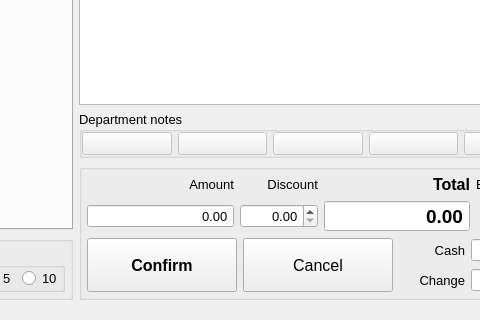
Before: the Qt Designer form App/Ui/OrderDialog0.ui in paolodestefani/pySagra, drawn with Qt 5; both pictures show x 628 to 1108 and y 176 to 496 of the 1205 by 496 pixel window.
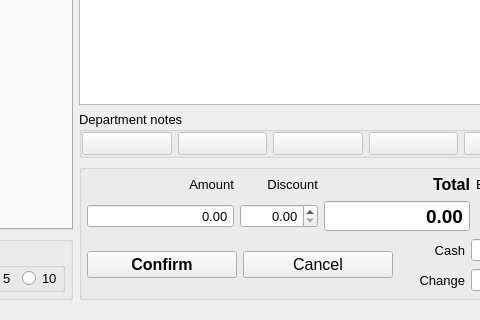
After: the same form once the commit is applied.

```diff
--- a/App/Ui/OrderDialog0.ui
+++ b/App/Ui/OrderDialog0.ui
@@ -930,12 +930,6 @@
                <layout class="QHBoxLayout" name="horizontalLayout_6">
                 <item>
                  <widget class="QPushButton" name="pushButtonConfirm">
-                  <property name="sizePolicy">
-                   <sizepolicy hsizetype="Minimum" vsizetype="Preferred">
-                    <horstretch>0</horstretch>
-                    <verstretch>0</verstretch>
-                   </sizepolicy>
-                  </property>
                   <property name="font">
                    <font>
                     <pointsize>12</pointsize>
@@ -958,12 +952,6 @@
                 </item>
                 <item>
                  <widget class="QPushButton" name="pushButtonCancel">
-                  <property name="sizePolicy">
-                   <sizepolicy hsizetype="Minimum" vsizetype="Preferred">
-                    <horstretch>0</horstretch>
-                    <verstretch>0</verstretch>
-                   </sizepolicy>
-                  </property>
                   <property name="font">
                    <font>
                     <pointsize>12</pointsize>
```
